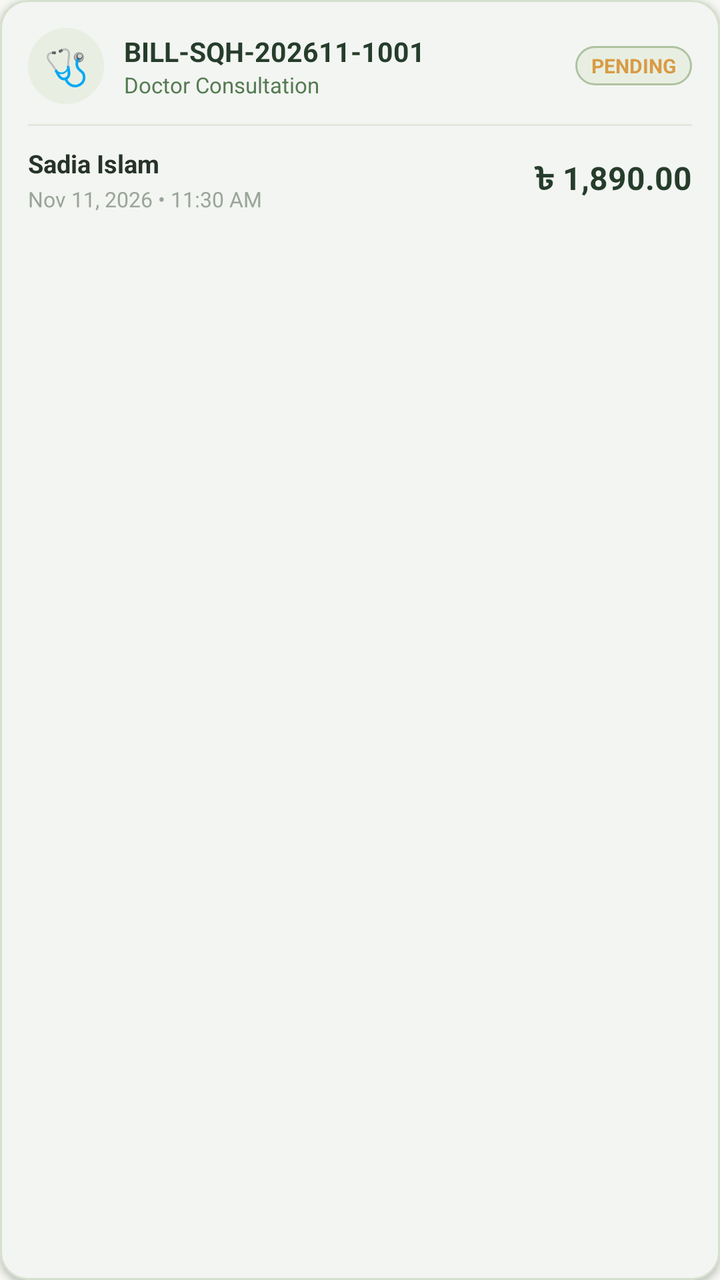
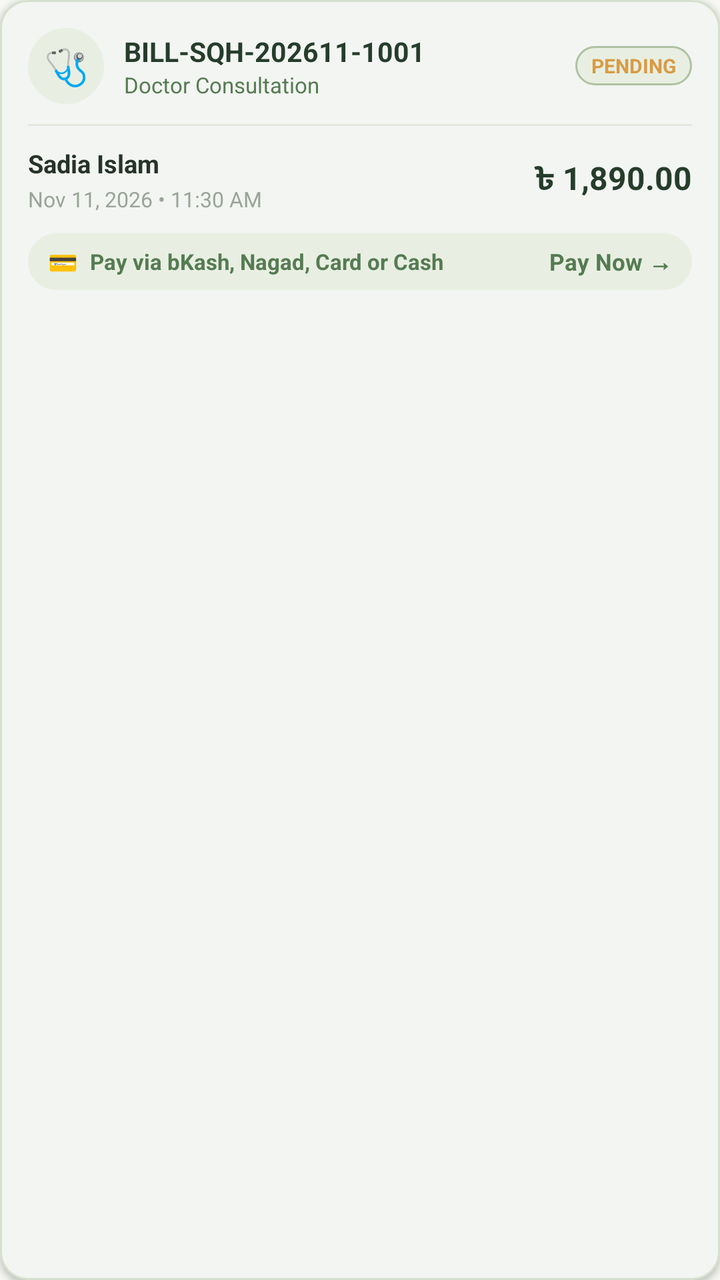

Two renders of the same Android screen: before a commit and after it. Below are the layout's source before the change and the commit's diff.
<!-- AndroidManifest.xml: application theme Theme.AROHI -->
<!-- res/layout/item_hospital_bill.xml -->
<?xml version="1.0" encoding="utf-8"?>
<com.google.android.material.card.MaterialCardView xmlns:android="http://schemas.android.com/apk/res/android"
    xmlns:app="http://schemas.android.com/apk/res-auto"
    android:layout_width="match_parent"
    android:layout_height="wrap_content"
    android:layout_marginBottom="10dp"
    app:cardBackgroundColor="@color/surface_card"
    app:cardCornerRadius="14dp"
    app:cardElevation="2dp"
    app:strokeColor="@color/border_muted"
    app:strokeWidth="1dp">

    <LinearLayout
        android:layout_width="match_parent"
        android:layout_height="wrap_content"
        android:orientation="vertical"
        android:padding="14dp">

        
        <LinearLayout
            android:layout_width="match_parent"
            android:layout_height="wrap_content"
            android:gravity="center_vertical"
            android:orientation="horizontal">

            <TextView
                android:id="@+id/tvBillCategoryAvatar"
                android:layout_width="38dp"
                android:layout_height="38dp"
                android:background="@drawable/bg_badge_pill"
                android:backgroundTint="@color/pale_mint"
                android:gravity="center"
                android:text="🩺"
                android:textSize="18sp" />

            <LinearLayout
                android:layout_width="0dp"
                android:layout_height="wrap_content"
                android:layout_marginStart="10dp"
                android:layout_weight="1"
                android:orientation="vertical">

                <TextView
                    android:id="@+id/tvBillNumber"
                    android:layout_width="wrap_content"
                    android:layout_height="wrap_content"
                    android:text="BILL-SQH-202611-1001"
                    android:textColor="@color/accent_heading"
                    android:textSize="13.5sp"
                    android:textStyle="bold" />

                <TextView
                    android:id="@+id/tvBillCategoryName"
                    android:layout_width="wrap_content"
                    android:layout_height="wrap_content"
                    android:text="Doctor Consultation"
                    android:textColor="@color/primary_moss_green"
                    android:textSize="11sp" />
            </LinearLayout>

            <TextView
                android:id="@+id/tvBillStatusBadge"
                android:layout_width="wrap_content"
                android:layout_height="wrap_content"
                android:background="@drawable/bg_badge_pill"
                android:paddingHorizontal="8dp"
                android:paddingVertical="3dp"
                android:text="PENDING"
                android:textColor="@color/badge_pending_text"
                android:textSize="10sp"
                android:textStyle="bold" />
        </LinearLayout>

        
        <View
            android:layout_width="match_parent"
            android:layout_height="1dp"
            android:layout_marginVertical="10dp"
            android:background="@color/divider_color" />

        
        <LinearLayout
            android:layout_width="match_parent"
            android:layout_height="wrap_content"
            android:gravity="center_vertical"
            android:orientation="horizontal">

            <LinearLayout
                android:layout_width="0dp"
                android:layout_height="wrap_content"
                android:layout_weight="1"
                android:orientation="vertical">

                <TextView
                    android:id="@+id/tvBillPatientName"
                    android:layout_width="wrap_content"
                    android:layout_height="wrap_content"
                    android:text="Sadia Islam"
                    android:textColor="@color/text_primary"
                    android:textSize="12.5sp"
                    android:textStyle="bold" />

                <TextView
                    android:id="@+id/tvBillDate"
                    android:layout_width="wrap_content"
                    android:layout_height="wrap_content"
                    android:layout_marginTop="2dp"
                    android:text="Nov 11, 2026 • 11:30 AM"
                    android:textColor="@color/text_muted"
                    android:textSize="10.5sp" />
            </LinearLayout>

            <TextView
                android:id="@+id/tvBillTotalAmount"
                android:layout_width="wrap_content"
                android:layout_height="wrap_content"
                android:text="৳ 1,890.00"
                android:textColor="@color/accent_heading"
                android:textSize="16sp"
                android:textStyle="bold" />
        </LinearLayout>

    </LinearLayout>

</com.google.android.material.card.MaterialCardView>
<!-- resources referenced by this layout -->
<resources>
  <color name="accent_heading">#263D2B</color>
  <color name="badge_pending_text">#D99B45</color>
  <color name="border_muted">#D5E0CE</color>
  <color name="divider_color">#E2E8DD</color>
  <color name="pale_mint">#E8EFE2</color>
  <color name="primary_moss_green">#557B52</color>
  <color name="surface_card">#FFFFFF</color>
  <color name="text_muted">#9AA599</color>
  <color name="text_primary">#26332A</color>
  <!-- drawable bg_badge_pill (drawable) -->
  <?xml version="1.0" encoding="utf-8"?>
  <shape xmlns:android="http://schemas.android.com/apk/res/android"
      android:shape="rectangle">
      <solid android:color="@color/pale_mint" />
      <stroke
          android:width="1dp"
          android:color="@color/soft_sage" />
      <corners android:radius="@dimen/radius_pill" />
  </shape>
  <color name="soft_sage">#AFC2A1</color>
  <dimen name="radius_pill">100dp</dimen>
  <color name="white">#FFFFFF</color>
  <color name="deep_forest_green">#263D2B</color>
  <color name="secondary_sage">#819B75</color>
  <color name="status_emergency">#C94B4B</color>
  <color name="status_emergency_bg">#FDECEC</color>
  <color name="warm_ivory">#F7F8F3</color>
  <color name="text_secondary">#778276</color>
  <color name="border_stroke">#D5E0CE</color>
  <style name="Widget.AROHI.Button.Primary" parent="Widget.Material3.Button">
          <item name="android:minHeight">@dimen/button_height</item>
          <item name="android:textColor">@color/white</item>
          <item name="android:textSize">15sp</item>
          <item name="android:textStyle">bold</item>
          <item name="android:letterSpacing">0.02</item>
          <item name="backgroundTint">@color/primary_moss_green</item>
          <item name="cornerRadius">@dimen/input_corner_radius</item>
          <item name="elevation">0dp</item>
      </style>
  <style name="Widget.AROHI.Card" parent="Widget.Material3.CardView.Elevated">
          <item name="cardBackgroundColor">@color/surface_card</item>
          <item name="cardCornerRadius">@dimen/radius_md</item>
          <item name="cardElevation">@dimen/card_elevation</item>
          <item name="strokeColor">@color/border_stroke</item>
          <item name="strokeWidth">@dimen/card_stroke_width</item>
      </style>
  <style name="ThemeOverlay.AROHI.MaterialAlertDialog" parent="ThemeOverlay.Material3.MaterialAlertDialog">
          <item name="buttonBarPositiveButtonStyle">@style/Widget.AROHI.Dialog.Button.Positive</item>
          <item name="buttonBarNegativeButtonStyle">@style/Widget.AROHI.Dialog.Button.Negative</item>
          <item name="buttonBarNeutralButtonStyle">@style/Widget.AROHI.Dialog.Button.Negative</item>
          <item name="shapeAppearanceOverlay">@style/ShapeAppearance.AROHI.Dialog</item>
      </style>
  <dimen name="button_height">54dp</dimen>
  <dimen name="input_corner_radius">12dp</dimen>
  <dimen name="radius_md">16dp</dimen>
  <dimen name="card_elevation">2dp</dimen>
  <dimen name="card_stroke_width">1dp</dimen>
  <style name="Widget.AROHI.Dialog.Button.Positive" parent="Widget.Material3.Button">
          <item name="android:textColor">@color/white</item>
          <item name="android:textSize">13sp</item>
          <item name="android:textStyle">bold</item>
          <item name="android:minHeight">38dp</item>
          <item name="android:insetTop">0dp</item>
          <item name="android:insetBottom">0dp</item>
          <item name="backgroundTint">@color/primary_moss_green</item>
          <item name="cornerRadius">19dp</item>
      </style>
  <style name="ShapeAppearance.AROHI.Dialog" parent="ShapeAppearance.Material3.Corner.Medium">
          <item name="cornerSize">16dp</item>
      </style>
  <!-- unchanged entries left out for length: 3 -->
</resources>

<!-- the commit's change to res/layout/item_hospital_bill.xml (unified diff, before → after) -->
@@ -120,6 +120,47 @@
                 android:textStyle="bold" />
         </LinearLayout>
 
+        
+        <LinearLayout
+            android:id="@+id/layoutBillActionHint"
+            android:layout_width="match_parent"
+            android:layout_height="wrap_content"
+            android:layout_marginTop="10dp"
+            android:background="@drawable/bg_badge_pill"
+            android:backgroundTint="@color/pale_mint"
+            android:gravity="center_vertical"
+            android:orientation="horizontal"
+            android:paddingHorizontal="10dp"
+            android:paddingVertical="6dp">
+
+            <TextView
+                android:id="@+id/tvBillActionIcon"
+                android:layout_width="wrap_content"
+                android:layout_height="wrap_content"
+                android:text="💳"
+                android:textSize="12sp" />
+
+            <TextView
+                android:id="@+id/tvBillActionText"
+                android:layout_width="0dp"
+                android:layout_height="wrap_content"
+                android:layout_marginStart="6dp"
+                android:layout_weight="1"
+                android:text="Pay via bKash, Nagad, Card or Cash"
+                android:textColor="@color/primary_moss_green"
+                android:textSize="11sp"
+                android:textStyle="bold" />
+
+            <TextView
+                android:id="@+id/tvBillActionArrow"
+                android:layout_width="wrap_content"
+                android:layout_height="wrap_content"
+                android:text="Pay Now →"
+                android:textColor="@color/primary_moss_green"
+                android:textSize="11.5sp"
+                android:textStyle="bold" />
+        </LinearLayout>
+
     </LinearLayout>
 
 </com.google.android.material.card.MaterialCardView>
